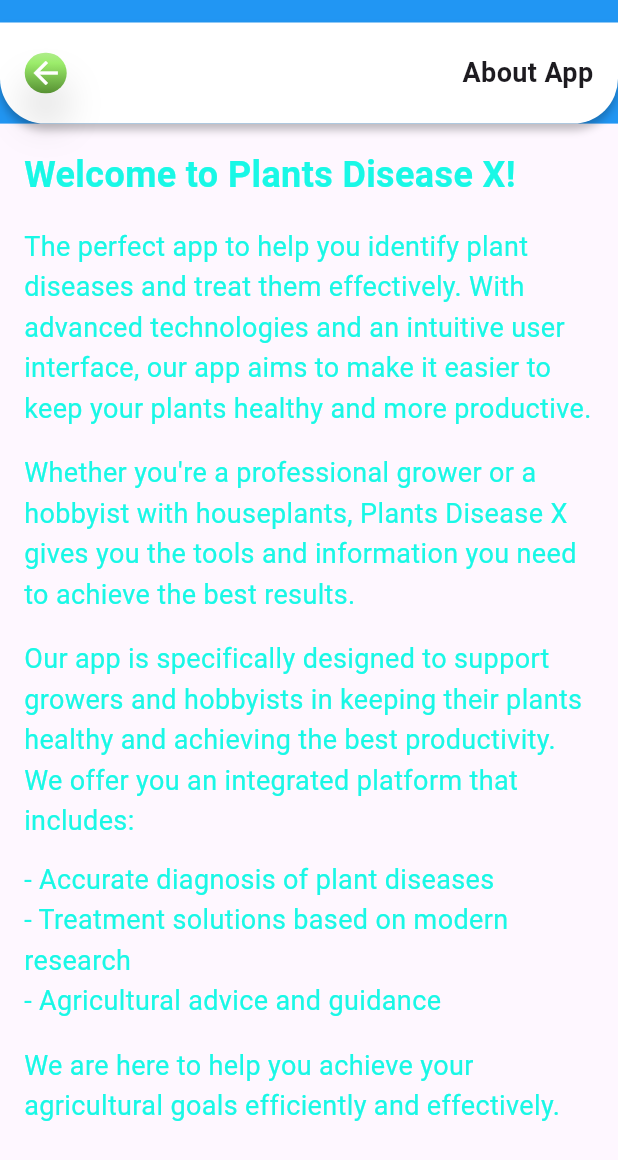
After one commit to AbdalrahmanAbotaleb/MyGraduationProject, a Flutter app: the AboutAppPage screen opened directly, on a phone screen of 412 x 824 dp. The commit adds this screen. Shown: the top 1160 px of the screen. Run offline on Flutter 3.47's test engine with Material 3 defaults, Android fonts, the phone set to English and light mode, and no system bars; our stand-ins replace animate_do, carousel_slider, connectivity_plus, file_picker, flutter_local_notifications, get and 7 more; missing offline and left inert: flutter_tflite; accounts and stored records are empty; Roboto replaces fonts that are missing (Aclonica); project files that could hold a hidden picture were left out.

Commit message:
make updates

```diff
--- a/lib/src/core/theme/theme_controller.dart
+++ /dev/null
@@ -1,15 +0,0 @@
-import 'package:flutter/material.dart';
-import 'package:get/get.dart';
-
-class ThemeController extends GetxController {
-  // RxBool to track the theme state
-  var isDarkTheme = false.obs;
-
-  // Method to toggle theme
-  void toggleTheme() {
-    isDarkTheme.value = !isDarkTheme.value;
-    Get.changeThemeMode(
-      isDarkTheme.value ? ThemeMode.dark : ThemeMode.light,
-    );
-  }
-}
--- a/lib/src/features/homepage/presentation/pages/plant_datails.dart
+++ b/lib/src/features/homepage/presentation/pages/plant_datails.dart
@@ -152,7 +152,9 @@
           ),
         ),
         const SizedBox(height: 8.0),
-        Text(
+        Padding(
+          padding: const EdgeInsets.only(left: 12),
+          child: Text(
             content,
             style: const TextStyle(
               color: Color(0xB257793A),
@@ -161,6 +163,7 @@
               fontWeight: FontWeight.w600,
             ),
           ),
+        ),
         const SizedBox(height: 16.0),
       ],
     );
--- a/lib/src/features/onboardingscreen/presentation/pages/IntroScreens.dart
+++ b/lib/src/features/onboardingscreen/presentation/pages/IntroScreens.dart
@@ -1,7 +1,6 @@
 import 'package:flutter/gestures.dart';
 import 'package:flutter/material.dart';
 import 'package:get/get.dart';
-import '../../../../core/theme/theme.dart'; // Assuming this is where hexToColor is defined
 import '../controllers/intro_controller.dart';
 import '../widgets/IntroWidget.dart';
 
--- /dev/null
+++ b/lib/src/features/settingpage/presentation/pages/about_app.dart
@@ -0,0 +1,131 @@
+import 'package:flutter/material.dart';
+
+import '../../../ScanningHome/presentation/widgets/ScanAppBar.dart';
+import 'switchtheme.dart/themecontroller.dart'; // تعديل مسار الاستيراد حسب هيكل المشروع الفعلي
+
+class AboutAppPage extends StatelessWidget {
+  final ThemeController themeController = ThemeController(); // تهيئة متحكم السمة
+
+  @override
+  Widget build(BuildContext context) {
+    double height = MediaQuery.of(context).size.height;
+    double width = MediaQuery.of(context).size.width;
+    return Scaffold(
+      appBar: PreferredSize(
+        preferredSize: Size.fromHeight(height * 0.1),
+        child: AppBar(
+          backgroundColor: themeController.isDarkMode.value
+              ? Color.fromARGB(255, 15, 238, 171)
+              : Colors.blue, // تعديل لون شريط التطبيق بناءً على السمة
+
+          automaticallyImplyLeading: false,
+          elevation: 0,
+          flexibleSpace: SafeArea(
+            child: Scanappabr(
+              'About App',
+              () {
+                Navigator.of(context).pop();
+              },
+              height,
+              width,
+            ),
+          ),
+        ),
+      ),
+      body: SingleChildScrollView(
+        padding: EdgeInsets.all(16.0),
+        child: Column(
+          crossAxisAlignment: CrossAxisAlignment.start,
+          children: [
+            Text(
+              'Welcome to Plants Disease X!',
+              style: TextStyle(
+                fontSize: 24,
+                fontWeight: FontWeight.bold,
+                color: themeController.isDarkMode.value
+                    ? Colors.white
+                    : Color.fromARGB(255, 25, 248, 230),
+                height: 1.5, // زيادة المسافة بين الأسطر
+              ),
+            ),
+            SizedBox(height: 16.0),
+            Text(
+              'The perfect app to help you identify plant diseases and treat them effectively. With advanced technologies and an intuitive user interface, our app aims to make it easier to keep your plants healthy and more productive.',
+              style: TextStyle(
+                fontSize: 18,
+                color: themeController.isDarkMode.value
+                    ? Colors.white
+                    : Color.fromARGB(255, 25, 248, 230),
+                height: 1.5, // زيادة المسافة بين الأسطر
+              ),
+            ),
+            SizedBox(height: 16.0),
+            Text(
+              'Whether you\'re a professional grower or a hobbyist with houseplants, Plants Disease X gives you the tools and information you need to achieve the best results.',
+              style: TextStyle(
+                fontSize: 18,
+                color: themeController.isDarkMode.value
+                    ? Colors.white
+                    : Color.fromARGB(255, 25, 248, 230),
+                height: 1.5, // زيادة المسافة بين الأسطر
+              ),
+            ),
+            SizedBox(height: 16.0),
+            Text(
+              'Our app is specifically designed to support growers and hobbyists in keeping their plants healthy and achieving the best productivity. We offer you an integrated platform that includes:',
+              style: TextStyle(
+                fontSize: 18,
+                color: themeController.isDarkMode.value
+                    ? Colors.white
+                    : Color.fromARGB(255, 25, 248, 230),
+                height: 1.5, // زيادة المسافة بين الأسطر
+              ),
+            ),
+            SizedBox(height: 12.0),
+            Text(
+              '- Accurate diagnosis of plant diseases',
+              style: TextStyle(
+                fontSize: 18,
+                color: themeController.isDarkMode.value
+                    ? Colors.white
+                    : Color.fromARGB(255, 25, 248, 230),
+                height: 1.5, // زيادة المسافة بين الأسطر
+              ),
+            ),
+            Text(
+              '- Treatment solutions based on modern research',
+              style: TextStyle(
+                fontSize: 18,
+                color: themeController.isDarkMode.value
+                    ? Colors.white
+                    : Color.fromARGB(255, 25, 248, 230),
+                height: 1.5, // زيادة المسافة بين الأسطر
+              ),
+            ),
+            Text(
+              '- Agricultural advice and guidance',
+              style: TextStyle(
+                fontSize: 18,
+                color: themeController.isDarkMode.value
+                    ? Colors.white
+                    : Color.fromARGB(255, 25, 248, 230),
+                height: 1.5, // زيادة المسافة بين الأسطر
+              ),
+            ),
+            SizedBox(height: 16.0),
+            Text(
+              'We are here to help you achieve your agricultural goals efficiently and effectively.',
+              style: TextStyle(
+                fontSize: 18,
+                color: themeController.isDarkMode.value
+                    ? Colors.white
+                    : Color.fromARGB(255, 25, 248, 230),
+                height: 1.5, // زيادة المسافة بين الأسطر
+              ),
+            ),
+          ],
+        ),
+      ),
+    );
+  }
+}
--- /dev/null
+++ b/lib/src/features/settingpage/presentation/pages/switchtheme.dart/theme.dart
@@ -0,0 +1,17 @@
+import 'package:flutter/material.dart';
+
+class LightThemeColors {
+  static final ThemeData theme = ThemeData(
+    primarySwatch: Colors.blue,
+    brightness: Brightness.light,
+    // قم بتحديد الألوان الأخرى هنا
+  );
+}
+
+class DarkThemeColors {
+  static final ThemeData theme = ThemeData(
+    primarySwatch: Colors.blue,
+    brightness: Brightness.dark,
+    // قم بتحديد الألوان الأخرى هنا
+  );
+}
--- /dev/null
+++ b/lib/src/features/settingpage/presentation/pages/switchtheme.dart/themecontroller.dart
@@ -0,0 +1,63 @@
+import 'package:flutter/material.dart';
+import 'package:get/get.dart';
+import 'package:shared_preferences/shared_preferences.dart';
+
+class ThemeController extends GetxController {
+  var isDarkMode = false.obs;
+  late SharedPreferences prefs;
+
+  ThemeMode get themeMode => isDarkMode.value ? ThemeMode.dark : ThemeMode.light;
+
+  ThemeData lightTheme = ThemeData(
+    brightness: Brightness.light,
+    primaryColor: Colors.blue, // Example primary color
+    // Customize other properties for light theme
+    // Example:
+    // scaffoldBackgroundColor: Colors.white,
+    // appBarTheme: AppBarTheme(
+    //   backgroundColor: Colors.blue,
+    //   foregroundColor: Colors.white,
+    // ),
+  );
+
+  ThemeData darkTheme = ThemeData(
+    brightness: Brightness.dark,
+    primaryColor: Colors.blue, // Example primary color
+    // Customize other properties for dark theme
+    // Example:
+    // scaffoldBackgroundColor: Colors.black,
+    // appBarTheme: AppBarTheme(
+    //   backgroundColor: Colors.black,
+    //   foregroundColor: Colors.white,
+    // ),
+  );
+
+  ThemeData getTheme() {
+    return isDarkMode.value ? darkTheme : lightTheme;
+  }
+
+  @override
+  void onInit() {
+    super.onInit();
+    loadThemeFromPrefs();
+  }
+
+  void toggleTheme() {
+    isDarkMode.value = !isDarkMode.value;
+    saveThemeToPrefs();
+    updateTheme(); // Update theme whenever mode changes
+  }
+
+  Future<void> loadThemeFromPrefs() async {
+    prefs = await SharedPreferences.getInstance();
+    isDarkMode.value = prefs.getBool('isDarkMode') ?? false;
+  }
+
+  Future<void> saveThemeToPrefs() async {
+    await prefs.setBool('isDarkMode', isDarkMode.value);
+  }
+
+  void updateTheme() {
+    Get.changeTheme(getTheme()); // Notify GetX to change theme globally
+  }
+}
```
Also changed, not shown: lib/main.dart (+16 -17 lines), lib/src/core/theme/change_theme.dart (deleted, +0 -11 lines), lib/src/core/theme/dark_theme.dart (deleted, +0 -11 lines), lib/src/features/homepage/presentation/pages/diseaseDetails.dart (+6 -3 lines), lib/src/features/settingpage/presentation/pages/about_us_page.dart (added, +125 -0 lines), lib/src/features/settingpage/presentation/pages/contact_us.dart (+37 -3 lines), lib/src/features/settingpage/presentation/pages/setting_page.dart (+23 -64 lines). Lines whose indentation alone changed are shown as unchanged.
